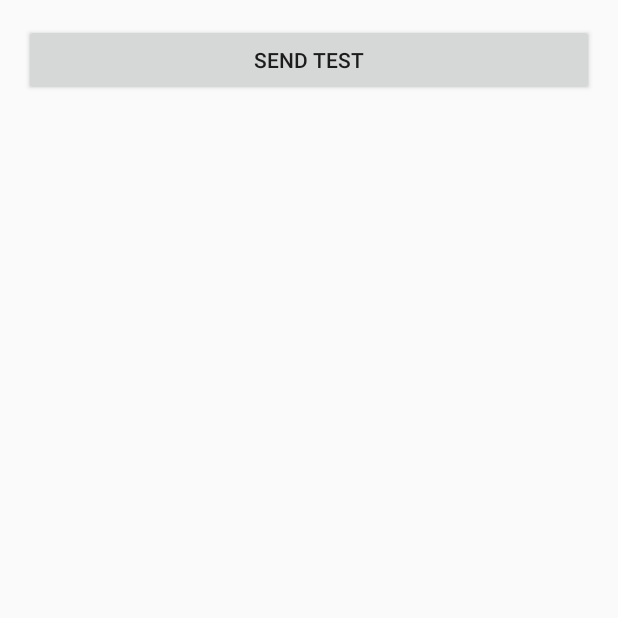
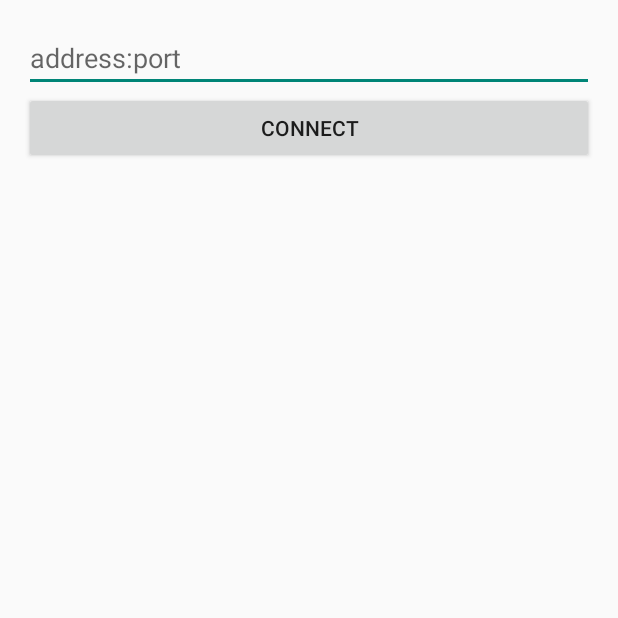
Before and after one commit to mjolnir92/D0020E, an Android app: the screen it shows after launch (MainActivity), on a phone screen of 412 x 824 dp, the top half of it. Run offline under Robolectric (Android 15) with nearby library versions, the light colour scheme and no system bars.

Commit message:
presentation fixes

```diff
--- a/d3demo/D3TestClient/app/src/main/java/com/mugsan/d3testclient/MainActivity.java
+++ b/d3demo/D3TestClient/app/src/main/java/com/mugsan/d3testclient/MainActivity.java
@@ -10,6 +10,7 @@ import android.support.v7.app.ActionBarActivity;
 import android.os.Bundle;
 import android.util.Log;
 import android.view.View;
+import android.widget.EditText;
 
 import org.json.JSONException;
 import org.json.JSONObject;
@@ -24,7 +25,6 @@ import java.net.UnknownHostException;
 
 public class MainActivity extends Activity implements SensorEventListener {
 
-    static final String testIp = "130.240.152.182";
     static final int testPort = 12345;
     static final int BUFFER_SIZE = 1024;
 
@@ -34,6 +34,7 @@ public class MainActivity extends Activity implements SensorEventListener {
     private JSONObject out;
     private SensorManager mSensorManager;
     private Sensor mLinearSensor;
+    private boolean connected;
 
     @Override
     protected void onCreate(Bundle savedInstanceState) {
@@ -45,18 +46,21 @@ public class MainActivity extends Activity implements SensorEventListener {
 
         this.buffer = new byte[BUFFER_SIZE];
 
-        try {
-            this.out = new JSONObject();
-            this.addr = InetAddress.getByName(testIp);
-            this.socket = new DatagramSocket();
-        } catch (SocketException | UnknownHostException e) {
-            e.printStackTrace();
-        }
+        this.out = new JSONObject();
     }
 
     public void onClick(View view) {
         switch(view.getId()){
-            case R.id.button_test:{
+            case R.id.button_connect:{
+                String addr = ((EditText)findViewById(R.id.edit_host)).getText().toString();
+
+                try {
+                    this.addr = InetAddress.getByName(addr);
+                    this.socket = new DatagramSocket();
+                } catch (UnknownHostException | SocketException e) {
+                    e.printStackTrace();
+                }
+                this.connected = true;
 
                 break;
             }
@@ -64,6 +68,7 @@ public class MainActivity extends Activity implements SensorEventListener {
     }
 
     private void sendMessage(float x, float y, float z) throws IOException, JSONException {
+
 
         this.out.put("x", x);
         this.out.put("y", y);
@@ -86,6 +91,9 @@ public class MainActivity extends Activity implements SensorEventListener {
 
     @Override
     public void onSensorChanged(SensorEvent event) {
+        if (!this.connected){
+            return;
+        }
 
         float x = event.values[0];
         float y = event.values[1];
--- a/d3demo/D3TestClient/app/src/main/res/layout/activity_main.xml
+++ b/d3demo/D3TestClient/app/src/main/res/layout/activity_main.xml
@@ -1,5 +1,5 @@
 <?xml version="1.0" encoding="utf-8"?>
-<RelativeLayout
+<LinearLayout
     xmlns:android="http://schemas.android.com/apk/res/android"
     xmlns:tools="http://schemas.android.com/tools"
     android:layout_width="match_parent"
@@ -8,12 +8,21 @@
     android:paddingLeft="@dimen/activity_horizontal_margin"
     android:paddingRight="@dimen/activity_horizontal_margin"
     android:paddingTop="@dimen/activity_vertical_margin"
-    tools:context=".MainActivity">
+    tools:context=".MainActivity"
+    android:orientation="vertical">
+
+    <EditText
+        android:inputType="phone"
+        android:hint="@string/addr"
+        android:id="@+id/edit_host"
+        android:layout_width="fill_parent"
+        android:layout_height="wrap_content"/>
 
     <Button
-        android:text="@string/send_test"
-        android:id="@+id/button_test"
+        android:text="@string/connect"
+        android:id="@+id/button_connect"
         android:onClick="onClick"
         android:layout_width="fill_parent"
         android:layout_height="wrap_content"/>
-</RelativeLayout>
+
+</LinearLayout>
--- a/d3demo/D3TestClient/app/src/main/res/values/strings.xml
+++ b/d3demo/D3TestClient/app/src/main/res/values/strings.xml
@@ -1,4 +1,6 @@
 <resources>
     <string name="app_name">D3TestClient</string>
     <string name="send_test">Send Test</string>
+    <string name="connect">Connect</string>
+    <string name="addr">address:port</string>
 </resources>
```
Also changed, not shown: 2 other files.
